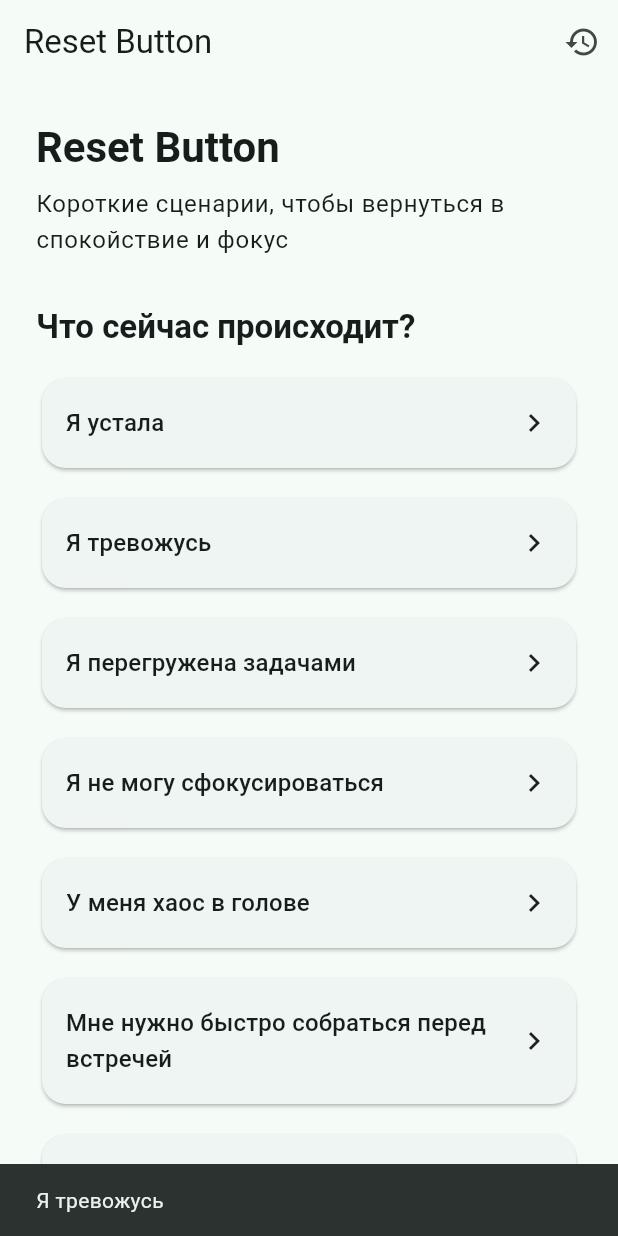
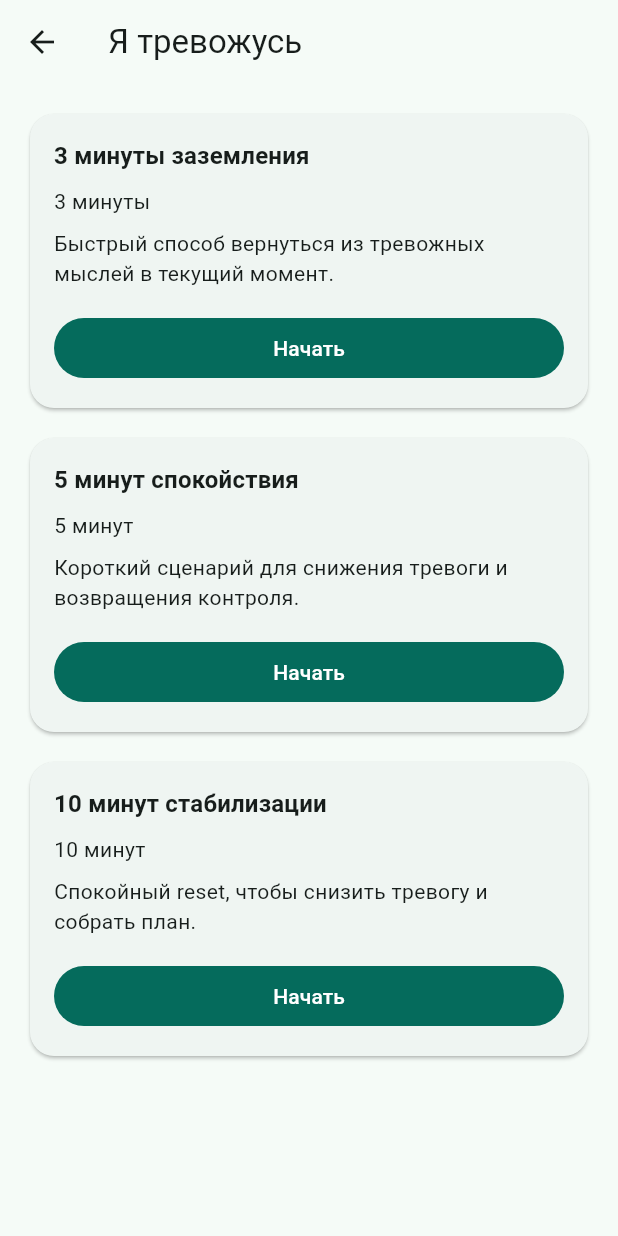
Before and after one commit to imkharitoshka-dmg/Reset_Button, a Flutter app: the screen it shows after launch, after a tap on "Я тревожусь", on a phone screen of 412 x 824 dp. Run offline on Flutter 3.47's test engine with Material 3 defaults, Android fonts, the phone set to English and light mode, and no system bars; our stand-ins replace shared_preferences.

Commit message:
Add scenario selection screen

```diff
--- a/lib/main.dart
+++ b/lib/main.dart
@@ -1,5 +1,6 @@
 import 'package:flutter/material.dart';
 
+import 'reset_scenario.dart';
 import 'reset_scenarios_data.dart';
 import 'reset_session.dart';
 import 'reset_storage_service.dart';
@@ -36,10 +37,16 @@ class ResetHomePage extends StatefulWidget {
 }
 
 class _ResetHomePageState extends State<ResetHomePage> {
-  void _showSelection(String title) {
-    ScaffoldMessenger.of(context)
-      ..hideCurrentSnackBar()
-      ..showSnackBar(SnackBar(content: Text(title)));
+  void _openScenarioSelection({
+    required String title,
+    required List<ResetScenario> scenarios,
+  }) {
+    Navigator.of(context).push(
+      MaterialPageRoute<void>(
+        builder: (context) =>
+            ScenarioSelectionPage(title: title, scenarios: scenarios),
+      ),
+    );
   }
 
   @override
@@ -90,13 +97,19 @@ class _ResetHomePageState extends State<ResetHomePage> {
             for (final stateTitle in resetStateTitles) ...[
               _StateSelectionCard(
                 title: stateTitle,
-                onTap: () => _showSelection(stateTitle),
+                onTap: () => _openScenarioSelection(
+                  title: stateTitle,
+                  scenarios: scenariosForState(stateTitle),
+                ),
               ),
               const SizedBox(height: 12),
             ],
             const SizedBox(height: 8),
             FilledButton(
-              onPressed: () => _showSelection('Быстрый reset'),
+              onPressed: () => _openScenarioSelection(
+                title: quickResetScenario.stateTitle,
+                scenarios: const [quickResetScenario],
+              ),
               style: FilledButton.styleFrom(
                 padding: const EdgeInsets.symmetric(vertical: 18),
                 shape: RoundedRectangleBorder(
@@ -139,6 +152,77 @@ class _StateSelectionCard extends StatelessWidget {
               const Icon(Icons.chevron_right),
             ],
           ),
+        ),
+      ),
+    );
+  }
+}
+
+class ScenarioSelectionPage extends StatelessWidget {
+  const ScenarioSelectionPage({
+    super.key,
+    required this.title,
+    required this.scenarios,
+  });
+
+  final String title;
+  final List<ResetScenario> scenarios;
+
+  @override
+  Widget build(BuildContext context) {
+    return Scaffold(
+      appBar: AppBar(title: Text(title)),
+      body: SafeArea(
+        child: ListView.separated(
+          padding: const EdgeInsets.all(16),
+          itemCount: scenarios.length,
+          separatorBuilder: (context, index) => const SizedBox(height: 12),
+          itemBuilder: (context, index) {
+            return ScenarioSelectionCard(scenario: scenarios[index]);
+          },
+        ),
+      ),
+    );
+  }
+}
+
+class ScenarioSelectionCard extends StatelessWidget {
+  const ScenarioSelectionCard({super.key, required this.scenario});
+
+  final ResetScenario scenario;
+
+  @override
+  Widget build(BuildContext context) {
+    return Card(
+      clipBehavior: Clip.antiAlias,
+      shape: RoundedRectangleBorder(borderRadius: BorderRadius.circular(16)),
+      child: Padding(
+        padding: const EdgeInsets.all(16),
+        child: Column(
+          crossAxisAlignment: CrossAxisAlignment.stretch,
+          children: [
+            Text(
+              scenario.title,
+              style: Theme.of(
+                context,
+              ).textTheme.titleMedium?.copyWith(fontWeight: FontWeight.w700),
+            ),
+            const SizedBox(height: 8),
+            Text(formatDurationMinutes(scenario.durationMinutes)),
+            const SizedBox(height: 8),
+            Text(scenario.description),
+            const SizedBox(height: 16),
+            FilledButton(
+              onPressed: () {
+                ScaffoldMessenger.of(context)
+                  ..hideCurrentSnackBar()
+                  ..showSnackBar(
+                    const SnackBar(content: Text('Сценарий выбран')),
+                  );
+              },
+              child: const Text('Начать'),
+            ),
+          ],
         ),
       ),
     );
@@ -278,3 +362,15 @@ String formatRussianDateTime(DateTime date) {
 
   return '${formatRussianDate(date)}, $hour:$minute';
 }
+
+String formatDurationMinutes(int minutes) {
+  if (minutes == 1) {
+    return '1 минута';
+  }
+
+  if (minutes >= 2 && minutes <= 4) {
+    return '$minutes минуты';
+  }
+
+  return '$minutes минут';
+}
--- a/lib/reset_scenarios_data.dart
+++ b/lib/reset_scenarios_data.dart
@@ -302,3 +302,9 @@ const resetScenarios = [
 ];
 
 const allResetScenarios = [quickResetScenario, ...resetScenarios];
+
+List<ResetScenario> scenariosForState(String stateTitle) {
+  return resetScenarios
+      .where((scenario) => scenario.stateTitle == stateTitle)
+      .toList();
+}
```
Also changed, not shown: 1 other file.
